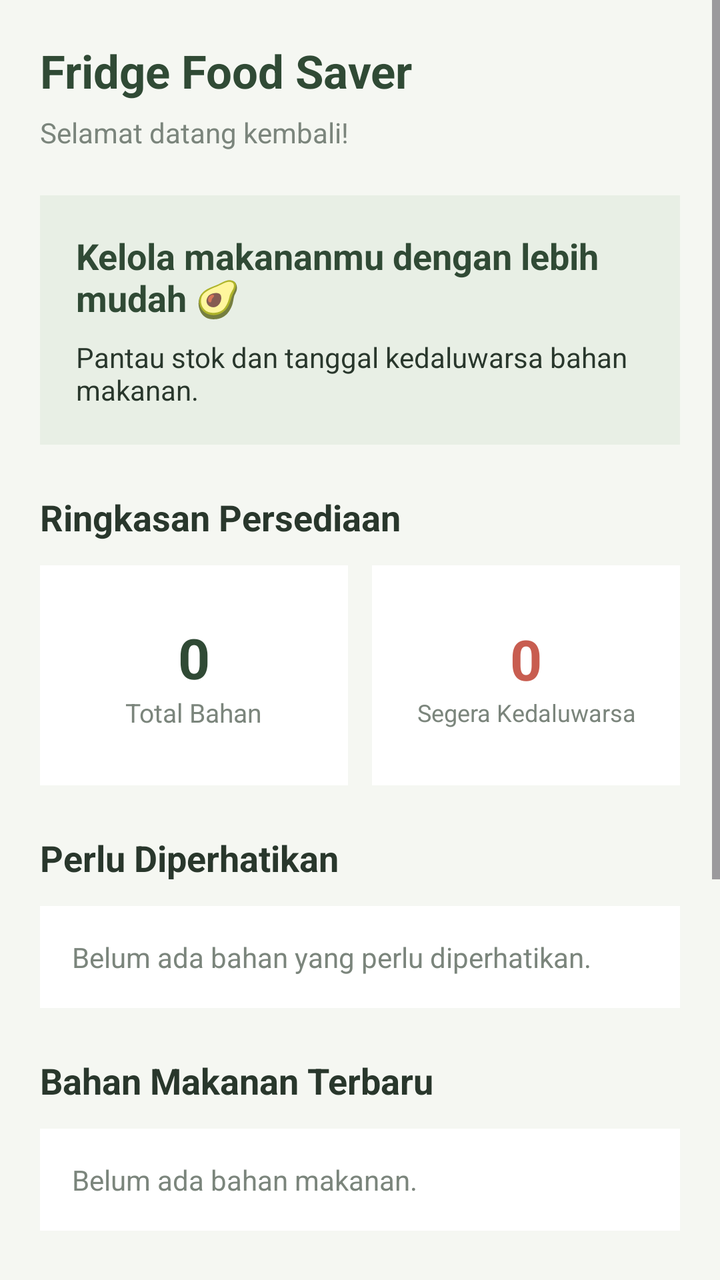
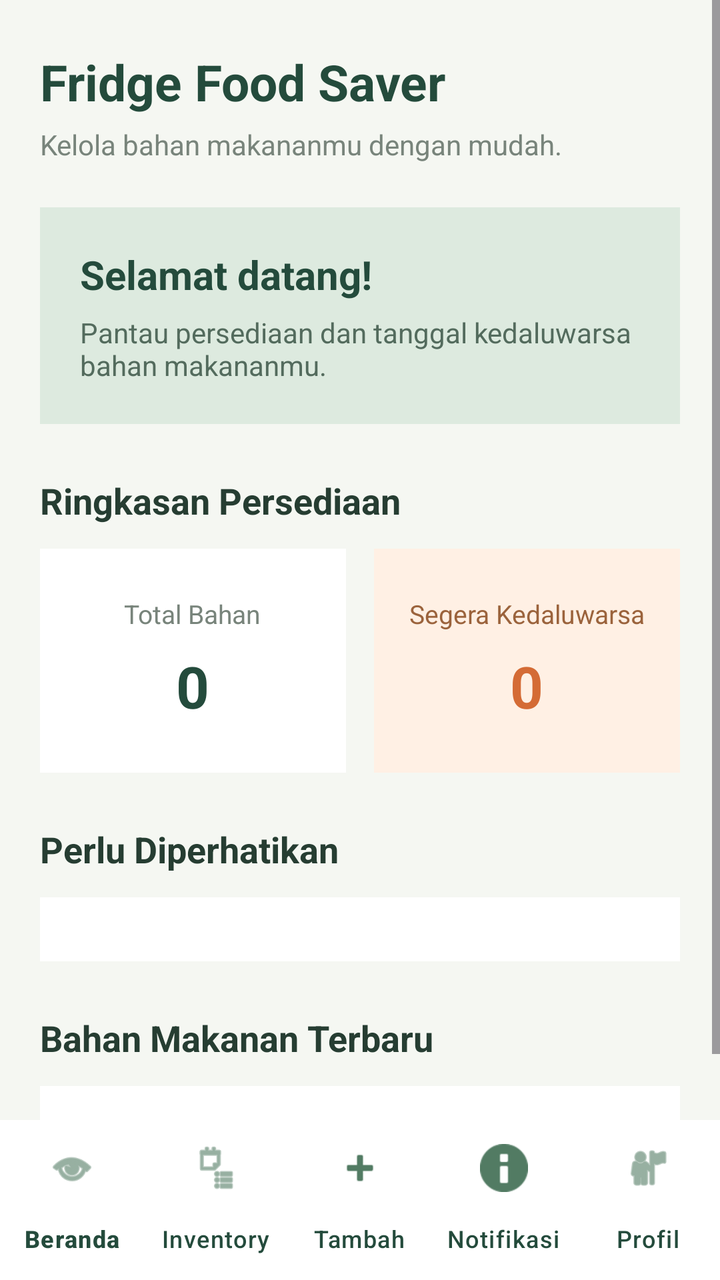

Compare the two renders of this Android layout. The source of the first and the diff that turns it into the second are given below.
<!-- AndroidManifest.xml: application theme Theme.FridgeFoodSaver -->
<!-- res/layout/activity_dashboard.xml -->
<?xml version="1.0" encoding="utf-8"?>
<ScrollView xmlns:android="http://schemas.android.com/apk/res/android"
    android:layout_width="match_parent"
    android:layout_height="match_parent"
    android:background="@color/soft_white"
    android:fillViewport="true">

    <LinearLayout
        android:layout_width="match_parent"
        android:layout_height="wrap_content"
        android:orientation="vertical"
        android:padding="20dp">

        <TextView
            android:layout_width="wrap_content"
            android:layout_height="wrap_content"
            android:text="Fridge Food Saver"
            android:textColor="@color/dark_green"
            android:textSize="23sp"
            android:textStyle="bold" />

        <TextView
            android:layout_width="wrap_content"
            android:layout_height="wrap_content"
            android:layout_marginTop="6dp"
            android:text="Selamat datang kembali!"
            android:textColor="@color/text_gray"
            android:textSize="14sp" />

        
        <LinearLayout
            android:layout_width="match_parent"
            android:layout_height="wrap_content"
            android:layout_marginTop="22dp"
            android:background="@color/light_sage"
            android:orientation="vertical"
            android:padding="18dp">

            <TextView
                android:layout_width="wrap_content"
                android:layout_height="wrap_content"
                android:text="Kelola makananmu dengan lebih mudah 🥑"
                android:textColor="@color/dark_green"
                android:textSize="18sp"
                android:textStyle="bold" />

            <TextView
                android:layout_width="wrap_content"
                android:layout_height="wrap_content"
                android:layout_marginTop="8dp"
                android:text="Pantau stok dan tanggal kedaluwarsa bahan makanan."
                android:textColor="@color/text_dark"
                android:textSize="14sp" />

        </LinearLayout>

        
        <TextView
            android:layout_width="wrap_content"
            android:layout_height="wrap_content"
            android:layout_marginTop="24dp"
            android:text="Ringkasan Persediaan"
            android:textColor="@color/text_dark"
            android:textSize="18sp"
            android:textStyle="bold" />

        <LinearLayout
            android:layout_width="match_parent"
            android:layout_height="wrap_content"
            android:layout_marginTop="12dp"
            android:orientation="horizontal">

            <LinearLayout
                android:layout_width="0dp"
                android:layout_height="110dp"
                android:layout_marginEnd="6dp"
                android:layout_weight="1"
                android:background="@color/pure_white"
                android:gravity="center"
                android:orientation="vertical"
                android:padding="10dp">

                <TextView
                    android:id="@+id/tvTotalFood"
                    android:layout_width="wrap_content"
                    android:layout_height="wrap_content"
                    android:text="0"
                    android:textColor="@color/dark_green"
                    android:textSize="28sp"
                    android:textStyle="bold" />

                <TextView
                    android:layout_width="wrap_content"
                    android:layout_height="wrap_content"
                    android:text="Total Bahan"
                    android:textColor="@color/text_gray"
                    android:textSize="13sp" />

            </LinearLayout>

            <LinearLayout
                android:layout_width="0dp"
                android:layout_height="110dp"
                android:layout_marginStart="6dp"
                android:layout_weight="1"
                android:background="@color/pure_white"
                android:gravity="center"
                android:orientation="vertical"
                android:padding="10dp">

                <TextView
                    android:id="@+id/tvExpiringFood"
                    android:layout_width="wrap_content"
                    android:layout_height="wrap_content"
                    android:text="0"
                    android:textColor="@color/expiry_red"
                    android:textSize="28sp"
                    android:textStyle="bold" />

                <TextView
                    android:layout_width="wrap_content"
                    android:layout_height="wrap_content"
                    android:gravity="center"
                    android:text="Segera Kedaluwarsa"
                    android:textColor="@color/text_gray"
                    android:textSize="12sp" />

            </LinearLayout>

        </LinearLayout>

        
        <TextView
            android:layout_width="wrap_content"
            android:layout_height="wrap_content"
            android:layout_marginTop="24dp"
            android:text="Perlu Diperhatikan"
            android:textColor="@color/text_dark"
            android:textSize="18sp"
            android:textStyle="bold" />

        <LinearLayout
            android:layout_width="match_parent"
            android:layout_height="wrap_content"
            android:layout_marginTop="12dp"
            android:background="@color/pure_white"
            android:orientation="vertical"
            android:padding="16dp">

            <TextView
                android:id="@+id/tvEmptyAlert"
                android:layout_width="match_parent"
                android:layout_height="wrap_content"
                android:text="Belum ada bahan yang perlu diperhatikan."
                android:textColor="@color/text_gray"
                android:textSize="14sp"
                android:visibility="visible" />

            <LinearLayout
                android:id="@+id/alertContainer"
                android:layout_width="match_parent"
                android:layout_height="wrap_content"
                android:orientation="vertical" />

        </LinearLayout>

        
        <TextView
            android:layout_width="wrap_content"
            android:layout_height="wrap_content"
            android:layout_marginTop="24dp"
            android:text="Bahan Makanan Terbaru"
            android:textColor="@color/text_dark"
            android:textSize="18sp"
            android:textStyle="bold" />

        <TextView
            android:id="@+id/tvEmptyRecent"
            android:layout_width="match_parent"
            android:layout_height="wrap_content"
            android:layout_marginTop="12dp"
            android:background="@color/pure_white"
            android:padding="16dp"
            android:text="Belum ada bahan makanan."
            android:textColor="@color/text_gray"
            android:textSize="14sp"
            android:visibility="visible" />

        <LinearLayout
            android:id="@+id/recentContainer"
            android:layout_width="match_parent"
            android:layout_height="wrap_content"
            android:layout_marginTop="12dp"
            android:orientation="vertical" />

        
        <Button
            android:id="@+id/btnAddFood"
            android:layout_width="match_parent"
            android:layout_height="55dp"
            android:layout_marginTop="24dp"
            android:backgroundTint="@color/sage_green"
            android:text="+ Tambah Bahan Makanan"
            android:textAllCaps="false"
            android:textColor="@color/pure_white"
            android:textSize="15sp" />

        <Button
            android:id="@+id/btnOpenInventory"
            android:layout_width="match_parent"
            android:layout_height="55dp"
            android:layout_marginTop="10dp"
            android:backgroundTint="@color/dark_green"
            android:text="Lihat Semua Bahan Makanan"
            android:textAllCaps="false"
            android:textColor="@color/pure_white"
            android:textSize="15sp" />

        <Button
            android:id="@+id/btnOpenProfile"
            android:layout_width="match_parent"
            android:layout_height="55dp"
            android:layout_marginTop="10dp"
            android:layout_marginBottom="15dp"
            android:backgroundTint="@color/light_sage"
            android:text="Profil Saya"
            android:textAllCaps="false"
            android:textColor="@color/dark_green"
            android:textSize="15sp" />

        <Button
            android:id="@+id/btnOpenNotifications"
            android:layout_width="match_parent"
            android:layout_height="wrap_content"
            android:layout_marginTop="12dp"
            android:text="Notifikasi Kedaluwarsa"
            android:textAllCaps="false" />

    </LinearLayout>

</ScrollView>
<!-- resources referenced by this layout -->
<resources>
  <color name="dark_green">#304A35</color>
  <color name="expiry_red">#C85D50</color>
  <color name="light_sage">#E8EFE5</color>
  <color name="pure_white">#FFFFFF</color>
  <color name="sage_green">#78977B</color>
  <color name="soft_white">#F5F7F2</color>
  <color name="text_dark">#29372C</color>
  <color name="text_gray">#7B857C</color>
  <style name="Theme.FridgeFoodSaver" parent="Theme.Material3.DayNight.NoActionBar">
  
          <item name="colorPrimary">@color/sage_green</item>
          <item name="colorOnPrimary">@color/pure_white</item>
          <item name="colorSecondary">@color/warm_orange</item>
          <item name="android:statusBarColor">@color/soft_white</item>
          <item name="android:navigationBarColor">@color/soft_white</item>
          <item name="android:windowLightStatusBar">true</item>
          <item name="android:windowBackground">@color/soft_white</item>
      </style>
  <color name="warm_orange">#E99A4A</color>
</resources>

<!-- the commit's change to res/layout/activity_dashboard.xml (unified diff, before → after) -->
@@ -1,241 +1,224 @@
 <?xml version="1.0" encoding="utf-8"?>
-<ScrollView xmlns:android="http://schemas.android.com/apk/res/android"
+<LinearLayout xmlns:android="http://schemas.android.com/apk/res/android"
+    xmlns:app="http://schemas.android.com/apk/res-auto"
     android:layout_width="match_parent"
     android:layout_height="match_parent"
-    android:background="@color/soft_white"
-    android:fillViewport="true">
-
-    <LinearLayout
+    android:orientation="vertical"
+    android:background="#F5F7F2">
+
+    <ScrollView
         android:layout_width="match_parent"
-        android:layout_height="wrap_content"
-        android:orientation="vertical"
-        android:padding="20dp">
-
-        <TextView
-            android:layout_width="wrap_content"
-            android:layout_height="wrap_content"
-            android:text="Fridge Food Saver"
-            android:textColor="@color/dark_green"
-            android:textSize="23sp"
-            android:textStyle="bold" />
-
-        <TextView
-            android:layout_width="wrap_content"
-            android:layout_height="wrap_content"
-            android:layout_marginTop="6dp"
-            android:text="Selamat datang kembali!"
-            android:textColor="@color/text_gray"
-            android:textSize="14sp" />
-
-        
+        android:layout_height="0dp"
+        android:layout_weight="1"
+        android:fillViewport="true"
+        android:clipToPadding="false">
+
         <LinearLayout
             android:layout_width="match_parent"
             android:layout_height="wrap_content"
-            android:layout_marginTop="22dp"
-            android:background="@color/light_sage"
             android:orientation="vertical"
-            android:padding="18dp">
-
-            <TextView
-                android:layout_width="wrap_content"
-                android:layout_height="wrap_content"
-                android:text="Kelola makananmu dengan lebih mudah 🥑"
-                android:textColor="@color/dark_green"
+            android:paddingStart="20dp"
+            android:paddingEnd="20dp"
+            android:paddingTop="24dp"
+            android:paddingBottom="20dp">
+
+            <TextView
+                android:layout_width="wrap_content"
+                android:layout_height="wrap_content"
+                android:text="Fridge Food Saver"
+                android:textColor="#244B3C"
+                android:textSize="25sp"
+                android:textStyle="bold" />
+
+            <TextView
+                android:layout_width="wrap_content"
+                android:layout_height="wrap_content"
+                android:layout_marginTop="5dp"
+                android:text="Kelola bahan makananmu dengan mudah."
+                android:textColor="#78847B"
+                android:textSize="14sp" />
+
+            <LinearLayout
+                android:layout_width="match_parent"
+                android:layout_height="wrap_content"
+                android:layout_marginTop="22dp"
+                android:orientation="vertical"
+                android:padding="20dp"
+                android:background="#DDEADF">
+
+                <TextView
+                    android:layout_width="wrap_content"
+                    android:layout_height="wrap_content"
+                    android:text="Selamat datang!"
+                    android:textColor="#244B3C"
+                    android:textSize="20sp"
+                    android:textStyle="bold" />
+
+                <TextView
+                    android:layout_width="wrap_content"
+                    android:layout_height="wrap_content"
+                    android:layout_marginTop="6dp"
+                    android:text="Pantau persediaan dan tanggal kedaluwarsa bahan makananmu."
+                    android:textColor="#536B5D"
+                    android:textSize="14sp" />
+
+            </LinearLayout>
+
+            <TextView
+                android:layout_width="wrap_content"
+                android:layout_height="wrap_content"
+                android:layout_marginTop="26dp"
+                android:text="Ringkasan Persediaan"
+                android:textColor="#263D32"
                 android:textSize="18sp"
                 android:textStyle="bold" />
 
-            <TextView
-                android:layout_width="wrap_content"
-                android:layout_height="wrap_content"
-                android:layout_marginTop="8dp"
-                android:text="Pantau stok dan tanggal kedaluwarsa bahan makanan."
-                android:textColor="@color/text_dark"
-                android:textSize="14sp" />
+            <LinearLayout
+                android:layout_width="match_parent"
+                android:layout_height="wrap_content"
+                android:layout_marginTop="12dp"
+                android:orientation="horizontal">
+
+                <LinearLayout
+                    android:layout_width="0dp"
+                    android:layout_height="112dp"
+                    android:layout_weight="1"
+                    android:layout_marginEnd="7dp"
+                    android:orientation="vertical"
+                    android:gravity="center"
+                    android:background="#FFFFFF"
+                    android:padding="12dp">
+
+                    <TextView
+                        android:layout_width="wrap_content"
+                        android:layout_height="wrap_content"
+                        android:text="Total Bahan"
+                        android:textColor="#78847B"
+                        android:textSize="13sp" />
+
+                    <TextView
+                        android:id="@+id/tvTotalFood"
+                        android:layout_width="wrap_content"
+                        android:layout_height="wrap_content"
+                        android:layout_marginTop="8dp"
+                        android:text="0"
+                        android:textColor="#244B3C"
+                        android:textSize="29sp"
+                        android:textStyle="bold" />
+
+                </LinearLayout>
+
+                <LinearLayout
+                    android:layout_width="0dp"
+                    android:layout_height="112dp"
+                    android:layout_weight="1"
+                    android:layout_marginStart="7dp"
+                    android:orientation="vertical"
+                    android:gravity="center"
+                    android:background="#FFF0E4"
+                    android:padding="12dp">
+
+                    <TextView
+                        android:layout_width="wrap_content"
+                        android:layout_height="wrap_content"
+                        android:text="Segera Kedaluwarsa"
+                        android:textColor="#9B633C"
+                        android:textSize="13sp" />
+
+                    <TextView
+                        android:id="@+id/tvExpiringFood"
+                        android:layout_width="wrap_content"
+                        android:layout_height="wrap_content"
+                        android:layout_marginTop="8dp"
+                        android:text="0"
+                        android:textColor="#D46B35"
+                        android:textSize="29sp"
+                        android:textStyle="bold" />
+
+                </LinearLayout>
+
+            </LinearLayout>
+
+            <TextView
+                android:layout_width="wrap_content"
+                android:layout_height="wrap_content"
+                android:layout_marginTop="26dp"
+                android:text="Perlu Diperhatikan"
+                android:textColor="#263D32"
+                android:textSize="18sp"
+                android:textStyle="bold" />
+
+            <LinearLayout
+                android:layout_width="match_parent"
+                android:layout_height="wrap_content"
+                android:layout_marginTop="12dp"
+                android:orientation="vertical"
+                android:padding="16dp"
+                android:background="#FFFFFF">
+
+                <TextView
+                    android:id="@+id/tvEmptyAlert"
+                    android:layout_width="match_parent"
+                    android:layout_height="wrap_content"
+                    android:text="Belum ada bahan yang perlu diperhatikan."
+                    android:textColor="#78847B"
+                    android:textSize="14sp"
+                    android:visibility="gone" />
+
+                <LinearLayout
+                    android:id="@+id/alertContainer"
+                    android:layout_width="match_parent"
+                    android:layout_height="wrap_content"
+                    android:orientation="vertical" />
+
+            </LinearLayout>
+
+            <TextView
+                android:layout_width="wrap_content"
+                android:layout_height="wrap_content"
+                android:layout_marginTop="26dp"
+                android:text="Bahan Makanan Terbaru"
+                android:textColor="#263D32"
+                android:textSize="18sp"
+                android:textStyle="bold" />
+
+            <LinearLayout
+                android:layout_width="match_parent"
+                android:layout_height="wrap_content"
+                android:layout_marginTop="12dp"
+                android:orientation="vertical"
+                android:padding="16dp"
+                android:background="#FFFFFF">
+
+                <TextView
+                    android:id="@+id/tvEmptyRecent"
+                    android:layout_width="match_parent"
+                    android:layout_height="wrap_content"
+                    android:text="Belum ada bahan makanan."
+                    android:textColor="#78847B"
+                    android:textSize="14sp"
+                    android:visibility="gone" />
+
+                <LinearLayout
+                    android:id="@+id/recentContainer"
+                    android:layout_width="match_parent"
+                    android:layout_height="wrap_content"
+                    android:orientation="vertical" />
+
+            </LinearLayout>
 
         </LinearLayout>
-
-        
-        <TextView
-            android:layout_width="wrap_content"
-            android:layout_height="wrap_content"
-            android:layout_marginTop="24dp"
-            android:text="Ringkasan Persediaan"
-            android:textColor="@color/text_dark"
-            android:textSize="18sp"
-            android:textStyle="bold" />
-
-        <LinearLayout
-            android:layout_width="match_parent"
-            android:layout_height="wrap_content"
-            android:layout_marginTop="12dp"
-            android:orientation="horizontal">
-
-            <LinearLayout
-                android:layout_width="0dp"
-                android:layout_height="110dp"
-                android:layout_marginEnd="6dp"
-                android:layout_weight="1"
-                android:background="@color/pure_white"
-                android:gravity="center"
-                android:orientation="vertical"
-                android:padding="10dp">
-
-                <TextView
-                    android:id="@+id/tvTotalFood"
-                    android:layout_width="wrap_content"
-                    android:layout_height="wrap_content"
-                    android:text="0"
-                    android:textColor="@color/dark_green"
-                    android:textSize="28sp"
-                    android:textStyle="bold" />
-
-                <TextView
-                    android:layout_width="wrap_content"
-                    android:layout_height="wrap_content"
-                    android:text="Total Bahan"
-                    android:textColor="@color/text_gray"
-                    android:textSize="13sp" />
-
-            </LinearLayout>
-
-            <LinearLayout
-                android:layout_width="0dp"
-                android:layout_height="110dp"
-                android:layout_marginStart="6dp"
-                android:layout_weight="1"
-                android:background="@color/pure_white"
-                android:gravity="center"
-                android:orientation="vertical"
-                android:padding="10dp">
-
-                <TextView
-                    android:id="@+id/tvExpiringFood"
-                    android:layout_width="wrap_content"
-                    android:layout_height="wrap_content"
-                    android:text="0"
-                    android:textColor="@color/expiry_red"
-                    android:textSize="28sp"
-                    android:textStyle="bold" />
-
-                <TextView
-                    android:layout_width="wrap_content"
-                    android:layout_height="wrap_content"
-                    android:gravity="center"
-                    android:text="Segera Kedaluwarsa"
-                    android:textColor="@color/text_gray"
-                    android:textSize="12sp" />
-
-            </LinearLayout>
-
-        </LinearLayout>
-
-        
-        <TextView
-            android:layout_width="wrap_content"
-            android:layout_height="wrap_content"
-            android:layout_marginTop="24dp"
-            android:text="Perlu Diperhatikan"
-            android:textColor="@color/text_dark"
-            android:textSize="18sp"
-            android:textStyle="bold" />
-
-        <LinearLayout
-            android:layout_width="match_parent"
-            android:layout_height="wrap_content"
-            android:layout_marginTop="12dp"
-            android:background="@color/pure_white"
-            android:orientation="vertical"
-            android:padding="16dp">
-
-            <TextView
-                android:id="@+id/tvEmptyAlert"
-                android:layout_width="match_parent"
-                android:layout_height="wrap_content"
-                android:text="Belum ada bahan yang perlu diperhatikan."
-                android:textColor="@color/text_gray"
-                android:textSize="14sp"
-                android:visibility="visible" />
-
-            <LinearLayout
-                android:id="@+id/alertContainer"
-                android:layout_width="match_parent"
-                android:layout_height="wrap_content"
-                android:orientation="vertical" />
-
-        </LinearLayout>
-
-        
-        <TextView
-            android:layout_width="wrap_content"
-            android:layout_height="wrap_content"
-            android:layout_marginTop="24dp"
-            android:text="Bahan Makanan Terbaru"
-            android:textColor="@color/text_dark"
-            android:textSize="18sp"
-            android:textStyle="bold" />
-
-        <TextView
-            android:id="@+id/tvEmptyRecent"
-            android:layout_width="match_parent"
-            android:layout_height="wrap_content"
-            android:layout_marginTop="12dp"
-            android:background="@color/pure_white"
-            android:padding="16dp"
-            android:text="Belum ada bahan makanan."
-            android:textColor="@color/text_gray"
-            android:textSize="14sp"
-            android:visibility="visible" />
-
-        <LinearLayout
-            android:id="@+id/recentContainer"
-            android:layout_width="match_parent"
-            android:layout_height="wrap_content"
-            android:layout_marginTop="12dp"
-            android:orientation="vertical" />
-
-        
-        <Button
-            android:id="@+id/btnAddFood"
-            android:layout_width="match_parent"
-            android:layout_height="55dp"
-            android:layout_marginTop="24dp"
-            android:backgroundTint="@color/sage_green"
-            android:text="+ Tambah Bahan Makanan"
-            android:textAllCaps="false"
-            android:textColor="@color/pure_white"
-            android:textSize="15sp" />
-
-        <Button
-            android:id="@+id/btnOpenInventory"
-            android:layout_width="match_parent"
-            android:layout_height="55dp"
-            android:layout_marginTop="10dp"
-            android:backgroundTint="@color/dark_green"
-            android:text="Lihat Semua Bahan Makanan"
-            android:textAllCaps="false"
-            android:textColor="@color/pure_white"
-            android:textSize="15sp" />
-
-        <Button
-            android:id="@+id/btnOpenProfile"
-            android:layout_width="match_parent"
-            android:layout_height="55dp"
-            android:layout_marginTop="10dp"
-            android:layout_marginBottom="15dp"
-            android:backgroundTint="@color/light_sage"
-            android:text="Profil Saya"
-            android:textAllCaps="false"
-            android:textColor="@color/dark_green"
-            android:textSize="15sp" />
-
-        <Button
-            android:id="@+id/btnOpenNotifications"
-            android:layout_width="match_parent"
-            android:layout_height="wrap_content"
-            android:layout_marginTop="12dp"
-            android:text="Notifikasi Kedaluwarsa"
-            android:textAllCaps="false" />
-
-    </LinearLayout>
-
-</ScrollView>
+    </ScrollView>
+
+    <com.google.android.material.bottomnavigation.BottomNavigationView
+        android:id="@+id/bottomNavigation"
+        android:layout_width="match_parent"
+        android:layout_height="wrap_content"
+        android:background="#FFFFFF"
+        app:menu="@menu/bottom_navigation_menu"
+        app:labelVisibilityMode="labeled"
+        app:itemIconTint="#527B63"
+        app:itemTextColor="#244B3C"
+        app:elevation="8dp" />
+
+</LinearLayout>
<!-- resource entries referenced after the edit -->
@@ -1,13 +1,8 @@
 <!-- resources referenced by this layout -->
 <resources>
-  <color name="dark_green">#304A35</color>
-  <color name="expiry_red">#C85D50</color>
-  <color name="light_sage">#E8EFE5</color>
   <color name="pure_white">#FFFFFF</color>
   <color name="sage_green">#78977B</color>
   <color name="soft_white">#F5F7F2</color>
-  <color name="text_dark">#29372C</color>
-  <color name="text_gray">#7B857C</color>
   <style name="Theme.FridgeFoodSaver" parent="Theme.Material3.DayNight.NoActionBar">
   
           <item name="colorPrimary">@color/sage_green</item>
